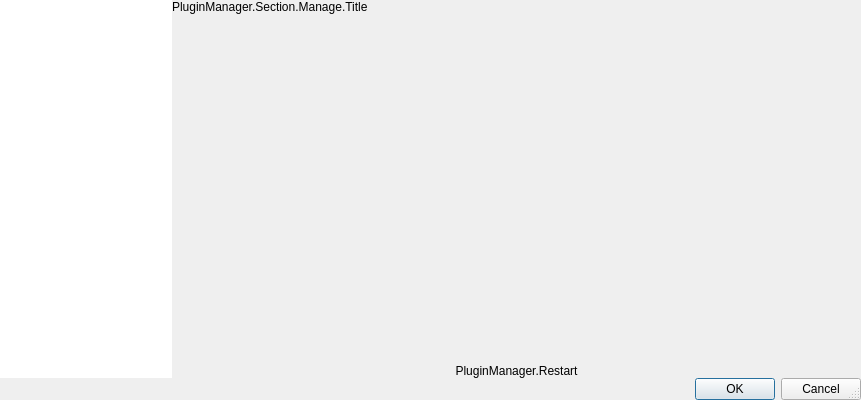
This is frontend/forms/PluginManagerWindow.ui in jmickelonis/obs-studio as Qt 5 draws it before an edit. The edited form follows.
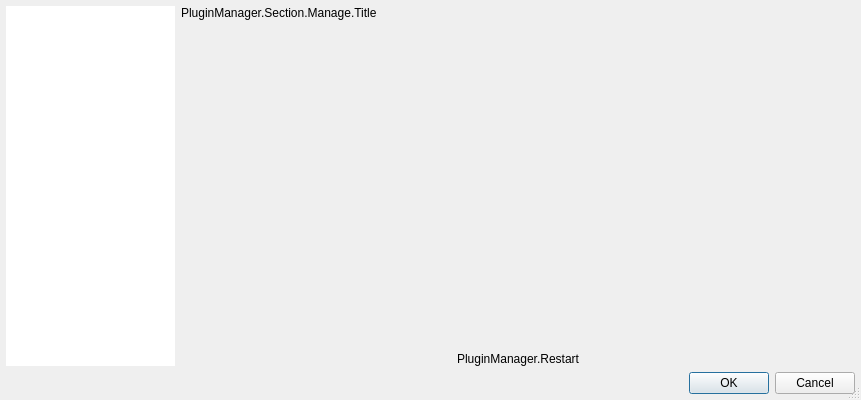
This is the edited form.

Patch:
```diff
--- a/frontend/forms/PluginManagerWindow.ui
+++ b/frontend/forms/PluginManagerWindow.ui
@@ -18,16 +18,16 @@
   </property>
   <layout class="QVBoxLayout" name="verticalLayout_3">
    <property name="leftMargin">
-    <number>0</number>
+    <number>6</number>
    </property>
    <property name="topMargin">
-    <number>0</number>
+    <number>6</number>
    </property>
    <property name="rightMargin">
-    <number>0</number>
+    <number>6</number>
    </property>
    <property name="bottomMargin">
-    <number>0</number>
+    <number>6</number>
    </property>
    <item>
     <widget class="QFrame" name="dialogInner">
@@ -45,7 +45,7 @@
      </property>
      <layout class="QVBoxLayout" name="verticalLayout_2">
       <property name="spacing">
-       <number>0</number>
+       <number>6</number>
       </property>
       <property name="leftMargin">
        <number>0</number>
@@ -72,7 +72,7 @@
         </property>
         <layout class="QHBoxLayout" name="horizontalLayout" stretch="1,4">
          <property name="spacing">
-          <number>0</number>
+          <number>6</number>
          </property>
          <property name="leftMargin">
           <number>0</number>
@@ -154,7 +154,7 @@
            </property>
            <layout class="QVBoxLayout" name="verticalLayout_4">
             <property name="spacing">
-             <number>0</number>
+             <number>6</number>
             </property>
             <property name="leftMargin">
              <number>0</number>
```
